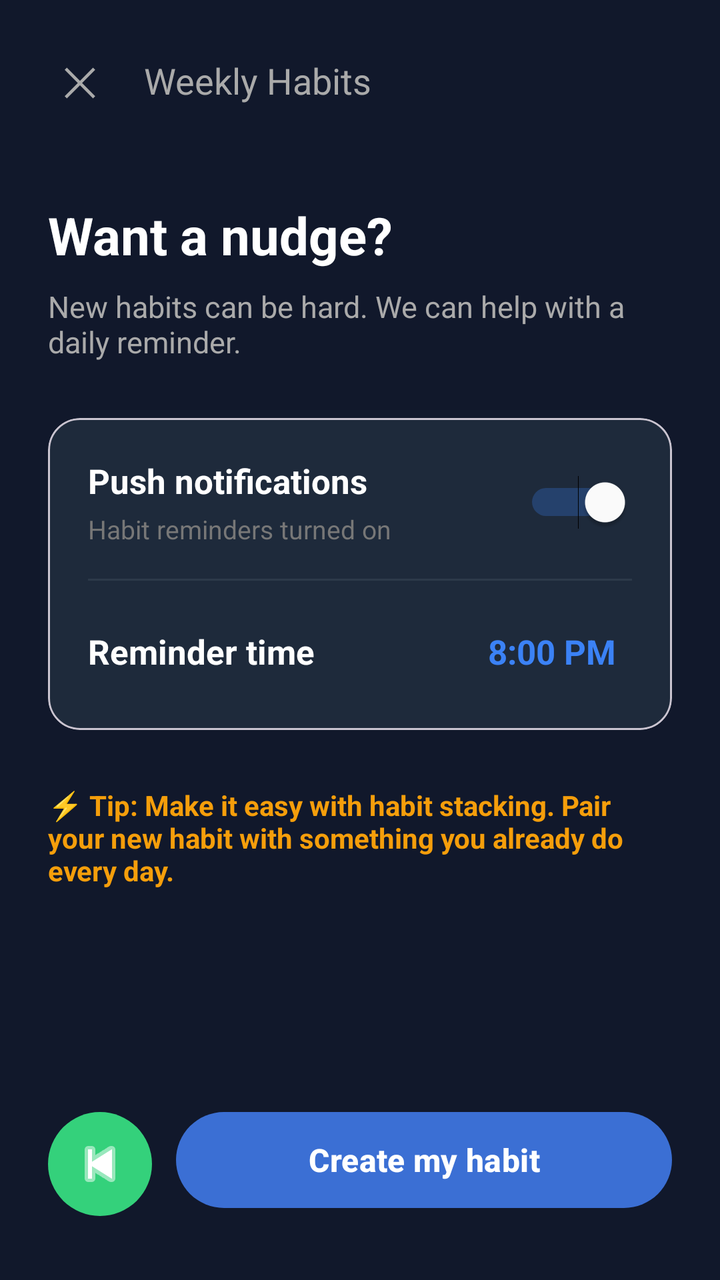
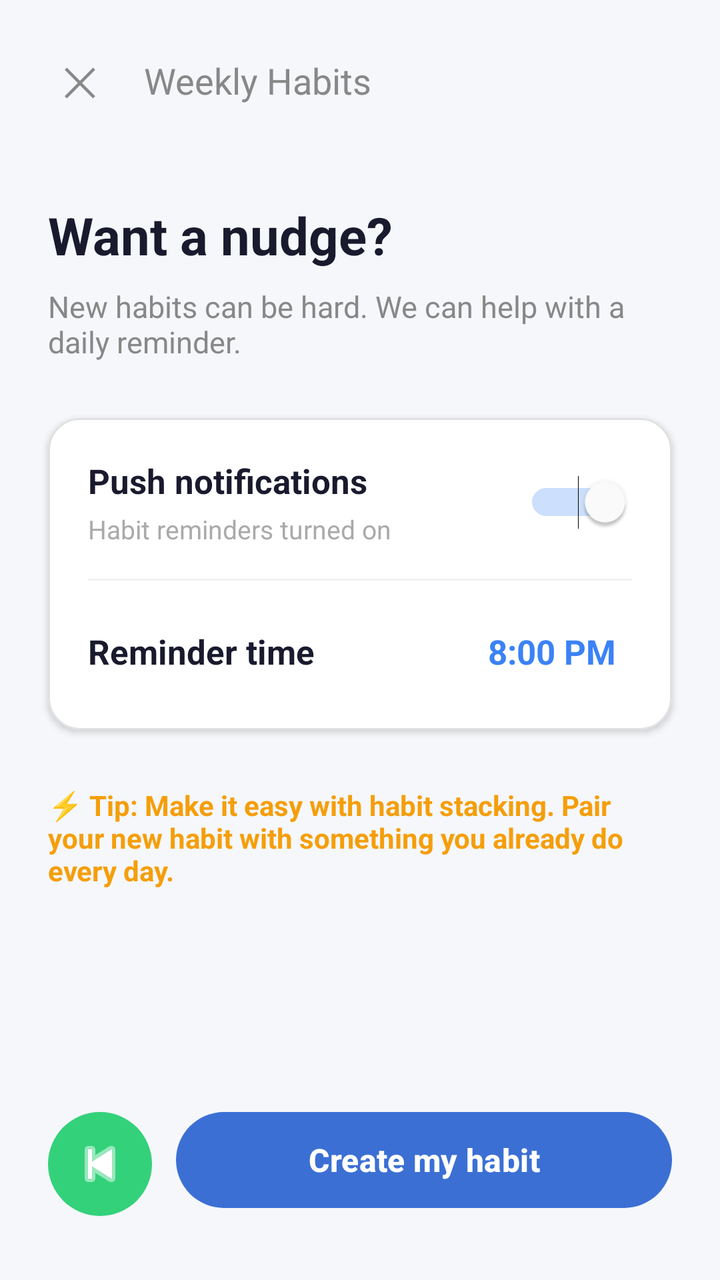

The first picture is an Android layout as it rendered before a commit; the second is the same layout after the commit. The layout source and the unified diff follow.
<!-- AndroidManifest.xml: activity theme Theme.HeronHealth -->
<!-- res/layout/activity_habit_reminder.xml -->
<?xml version="1.0" encoding="utf-8"?>
<androidx.constraintlayout.widget.ConstraintLayout
    xmlns:android="http://schemas.android.com/apk/res/android"
    xmlns:app="http://schemas.android.com/apk/res-auto"
    android:layout_width="match_parent"
    android:layout_height="match_parent"
    android:background="#11182B">

    
    <TextView
        android:id="@+id/btnCloseReminder"
        android:layout_width="48dp"
        android:layout_height="48dp"
        android:layout_marginStart="16dp"
        android:layout_marginTop="16dp"
        android:gravity="center"
        android:text="✕"
        android:textColor="#AAAAAA"
        android:textSize="20sp"
        android:background="?attr/selectableItemBackgroundBorderless"
        app:layout_constraintStart_toStartOf="parent"
        app:layout_constraintTop_toTopOf="parent"/>

    <TextView
        android:layout_width="wrap_content"
        android:layout_height="wrap_content"
        android:layout_marginStart="8dp"
        android:text="Weekly Habits"
        android:textColor="#AAAAAA"
        android:textSize="18sp"
        app:layout_constraintStart_toEndOf="@id/btnCloseReminder"
        app:layout_constraintTop_toTopOf="@id/btnCloseReminder"
        app:layout_constraintBottom_toBottomOf="@id/btnCloseReminder"/>

    
    <TextView
        android:id="@+id/tvNudgeTitle"
        android:layout_width="0dp"
        android:layout_height="wrap_content"
        android:layout_marginHorizontal="24dp"
        android:layout_marginTop="36dp"
        android:text="Want a nudge?"
        android:textColor="#FFFFFF"
        android:textSize="26sp"
        android:textStyle="bold"
        app:layout_constraintStart_toStartOf="parent"
        app:layout_constraintEnd_toEndOf="parent"
        app:layout_constraintTop_toBottomOf="@id/btnCloseReminder"/>

    <TextView
        android:id="@+id/tvNudgeSubtitle"
        android:layout_width="0dp"
        android:layout_height="wrap_content"
        android:layout_marginHorizontal="24dp"
        android:layout_marginTop="8dp"
        android:text="New habits can be hard. We can help with a daily reminder."
        android:textColor="#AAAAAA"
        android:textSize="15sp"
        app:layout_constraintStart_toStartOf="parent"
        app:layout_constraintEnd_toEndOf="parent"
        app:layout_constraintTop_toBottomOf="@id/tvNudgeTitle"/>

    
    <com.google.android.material.card.MaterialCardView
        android:id="@+id/cardNotif"
        android:layout_width="0dp"
        android:layout_height="wrap_content"
        android:layout_marginHorizontal="24dp"
        android:layout_marginTop="28dp"
        app:cardBackgroundColor="#1E2A3B"
        app:cardCornerRadius="16dp"
        app:cardElevation="0dp"
        app:layout_constraintStart_toStartOf="parent"
        app:layout_constraintEnd_toEndOf="parent"
        app:layout_constraintTop_toBottomOf="@id/tvNudgeSubtitle">

        <LinearLayout
            android:layout_width="match_parent"
            android:layout_height="wrap_content"
            android:orientation="vertical"
            android:padding="20dp">

            
            <LinearLayout
                android:layout_width="match_parent"
                android:layout_height="wrap_content"
                android:gravity="center_vertical"
                android:orientation="horizontal">

                <LinearLayout
                    android:layout_width="0dp"
                    android:layout_height="wrap_content"
                    android:layout_weight="1"
                    android:orientation="vertical">

                    <TextView
                        android:layout_width="wrap_content"
                        android:layout_height="wrap_content"
                        android:text="Push notifications"
                        android:textColor="#FFFFFF"
                        android:textSize="17sp"
                        android:textStyle="bold"/>

                    <TextView
                        android:id="@+id/tvNotifSubtitle"
                        android:layout_width="wrap_content"
                        android:layout_height="wrap_content"
                        android:layout_marginTop="4dp"
                        android:text="Habit reminders turned on"
                        android:textColor="#777777"
                        android:textSize="13sp"/>
                </LinearLayout>

                <Switch
                    android:id="@+id/switchPushNotif"
                    android:layout_width="wrap_content"
                    android:layout_height="wrap_content"
                    android:checked="true"
                    android:thumbTint="#FFFFFF"
                    android:trackTint="#3B82F6"/>

            </LinearLayout>

            
            <View
                android:layout_width="match_parent"
                android:layout_height="1dp"
                android:layout_marginVertical="16dp"
                android:background="#2D3A4A"/>

            
            <LinearLayout
                android:layout_width="match_parent"
                android:layout_height="wrap_content"
                android:gravity="center_vertical"
                android:orientation="horizontal">

                <TextView
                    android:id="@+id/tvReminderLabel"
                    android:layout_width="0dp"
                    android:layout_height="wrap_content"
                    android:layout_weight="1"
                    android:text="Reminder time"
                    android:textColor="#FFFFFF"
                    android:textSize="17sp"
                    android:textStyle="bold"/>

                <TextView
                    android:id="@+id/tvReminderTime"
                    android:layout_width="wrap_content"
                    android:layout_height="wrap_content"
                    android:text="8:00 PM"
                    android:textColor="#3B82F6"
                    android:textSize="17sp"
                    android:textStyle="bold"
                    android:background="?attr/selectableItemBackgroundBorderless"
                    android:padding="8dp"/>
            </LinearLayout>

        </LinearLayout>
    </com.google.android.material.card.MaterialCardView>

    
    <TextView
        android:id="@+id/tvTip"
        android:layout_width="0dp"
        android:layout_height="wrap_content"
        android:layout_marginHorizontal="24dp"
        android:layout_marginTop="28dp"
        android:text="⚡ Tip: Make it easy with habit stacking. Pair your new habit with something you already do every day."
        android:textColor="#F59E0B"
        android:textSize="14sp"
        android:textStyle="bold"
        app:layout_constraintStart_toStartOf="parent"
        app:layout_constraintEnd_toEndOf="parent"
        app:layout_constraintTop_toBottomOf="@id/cardNotif"/>

    
    <ImageButton
        android:id="@+id/btnBackReminder"
        android:layout_width="52dp"
        android:layout_height="52dp"
        android:layout_marginStart="24dp"
        android:layout_marginBottom="32dp"
        android:background="@drawable/circle_done"
        android:src="@android:drawable/ic_media_previous"
        app:tint="#FFFFFF"
        app:layout_constraintStart_toStartOf="parent"
        app:layout_constraintBottom_toBottomOf="parent"/>

    <com.google.android.material.button.MaterialButton
        android:id="@+id/btnCreateHabit"
        android:layout_width="0dp"
        android:layout_height="56dp"
        android:layout_marginStart="12dp"
        android:layout_marginEnd="24dp"
        android:layout_marginBottom="32dp"
        android:text="Create my habit"
        android:textSize="16sp"
        android:textColor="#FFFFFF"
        android:textStyle="bold"
        app:backgroundTint="#3B6FD4"
        app:cornerRadius="28dp"
        app:layout_constraintStart_toEndOf="@id/btnBackReminder"
        app:layout_constraintEnd_toEndOf="parent"
        app:layout_constraintBottom_toBottomOf="parent"/>

</androidx.constraintlayout.widget.ConstraintLayout>
<!-- resources referenced by this layout -->
<resources>
  <!-- drawable circle_done (drawable) -->
  <shape xmlns:android="http://schemas.android.com/apk/res/android"
      android:shape="oval">
  
      <solid android:color="#34D17B"/>
  
  </shape>
  <style name="Theme.HeronHealth" parent="Base.Theme.HeronHealth" />
  <style name="Base.Theme.HeronHealth" parent="Theme.Material3.DayNight.NoActionBar">
          
          
      </style>
</resources>

<!-- the commit's change to res/layout/activity_habit_reminder.xml (unified diff, before → after) -->
@@ -4,9 +4,8 @@
     xmlns:app="http://schemas.android.com/apk/res-auto"
     android:layout_width="match_parent"
     android:layout_height="match_parent"
-    android:background="#11182B">
-
-    
+    android:background="#F5F7FA">
+
     <TextView
         android:id="@+id/btnCloseReminder"
         android:layout_width="48dp"
@@ -15,7 +14,7 @@
         android:layout_marginTop="16dp"
         android:gravity="center"
         android:text="✕"
-        android:textColor="#AAAAAA"
+        android:textColor="#888888"
         android:textSize="20sp"
         android:background="?attr/selectableItemBackgroundBorderless"
         app:layout_constraintStart_toStartOf="parent"
@@ -26,13 +25,12 @@
         android:layout_height="wrap_content"
         android:layout_marginStart="8dp"
         android:text="Weekly Habits"
-        android:textColor="#AAAAAA"
+        android:textColor="#888888"
         android:textSize="18sp"
         app:layout_constraintStart_toEndOf="@id/btnCloseReminder"
         app:layout_constraintTop_toTopOf="@id/btnCloseReminder"
         app:layout_constraintBottom_toBottomOf="@id/btnCloseReminder"/>
 
-    
     <TextView
         android:id="@+id/tvNudgeTitle"
         android:layout_width="0dp"
@@ -40,7 +38,7 @@
         android:layout_marginHorizontal="24dp"
         android:layout_marginTop="36dp"
         android:text="Want a nudge?"
-        android:textColor="#FFFFFF"
+        android:textColor="#1A1A2E"
         android:textSize="26sp"
         android:textStyle="bold"
         app:layout_constraintStart_toStartOf="parent"
@@ -54,22 +52,23 @@
         android:layout_marginHorizontal="24dp"
         android:layout_marginTop="8dp"
         android:text="New habits can be hard. We can help with a daily reminder."
-        android:textColor="#AAAAAA"
+        android:textColor="#888888"
         android:textSize="15sp"
         app:layout_constraintStart_toStartOf="parent"
         app:layout_constraintEnd_toEndOf="parent"
         app:layout_constraintTop_toBottomOf="@id/tvNudgeTitle"/>
 
-    
     <com.google.android.material.card.MaterialCardView
         android:id="@+id/cardNotif"
         android:layout_width="0dp"
         android:layout_height="wrap_content"
         android:layout_marginHorizontal="24dp"
         android:layout_marginTop="28dp"
-        app:cardBackgroundColor="#1E2A3B"
+        app:cardBackgroundColor="#FFFFFF"
         app:cardCornerRadius="16dp"
-        app:cardElevation="0dp"
+        app:cardElevation="2dp"
+        app:strokeColor="#E0E0E0"
+        app:strokeWidth="1dp"
         app:layout_constraintStart_toStartOf="parent"
         app:layout_constraintEnd_toEndOf="parent"
         app:layout_constraintTop_toBottomOf="@id/tvNudgeSubtitle">
@@ -80,7 +79,6 @@
             android:orientation="vertical"
             android:padding="20dp">
 
-            
             <LinearLayout
                 android:layout_width="match_parent"
                 android:layout_height="wrap_content"
@@ -97,7 +95,7 @@
                         android:layout_width="wrap_content"
                         android:layout_height="wrap_content"
                         android:text="Push notifications"
-                        android:textColor="#FFFFFF"
+                        android:textColor="#1A1A2E"
                         android:textSize="17sp"
                         android:textStyle="bold"/>
 
@@ -107,7 +105,7 @@
                         android:layout_height="wrap_content"
                         android:layout_marginTop="4dp"
                         android:text="Habit reminders turned on"
-                        android:textColor="#777777"
+                        android:textColor="#AAAAAA"
                         android:textSize="13sp"/>
                 </LinearLayout>
 
@@ -121,14 +119,12 @@
 
             </LinearLayout>
 
-            
             <View
                 android:layout_width="match_parent"
                 android:layout_height="1dp"
                 android:layout_marginVertical="16dp"
-                android:background="#2D3A4A"/>
-
-            
+                android:background="#F0F0F0"/>
+
             <LinearLayout
                 android:layout_width="match_parent"
                 android:layout_height="wrap_content"
@@ -141,7 +137,7 @@
                     android:layout_height="wrap_content"
                     android:layout_weight="1"
                     android:text="Reminder time"
-                    android:textColor="#FFFFFF"
+                    android:textColor="#1A1A2E"
                     android:textSize="17sp"
                     android:textStyle="bold"/>
 
@@ -160,7 +156,6 @@
         </LinearLayout>
     </com.google.android.material.card.MaterialCardView>
 
-    
     <TextView
         android:id="@+id/tvTip"
         android:layout_width="0dp"
@@ -175,7 +170,6 @@
         app:layout_constraintEnd_toEndOf="parent"
         app:layout_constraintTop_toBottomOf="@id/cardNotif"/>
 
-    
     <ImageButton
         android:id="@+id/btnBackReminder"
         android:layout_width="52dp"
